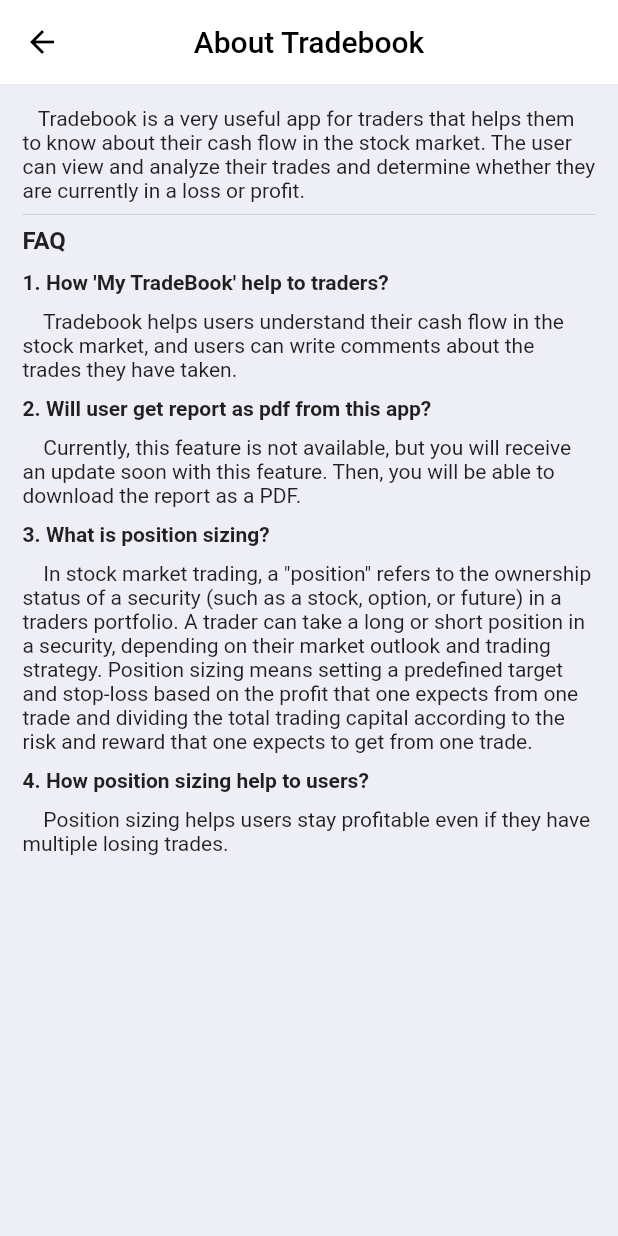
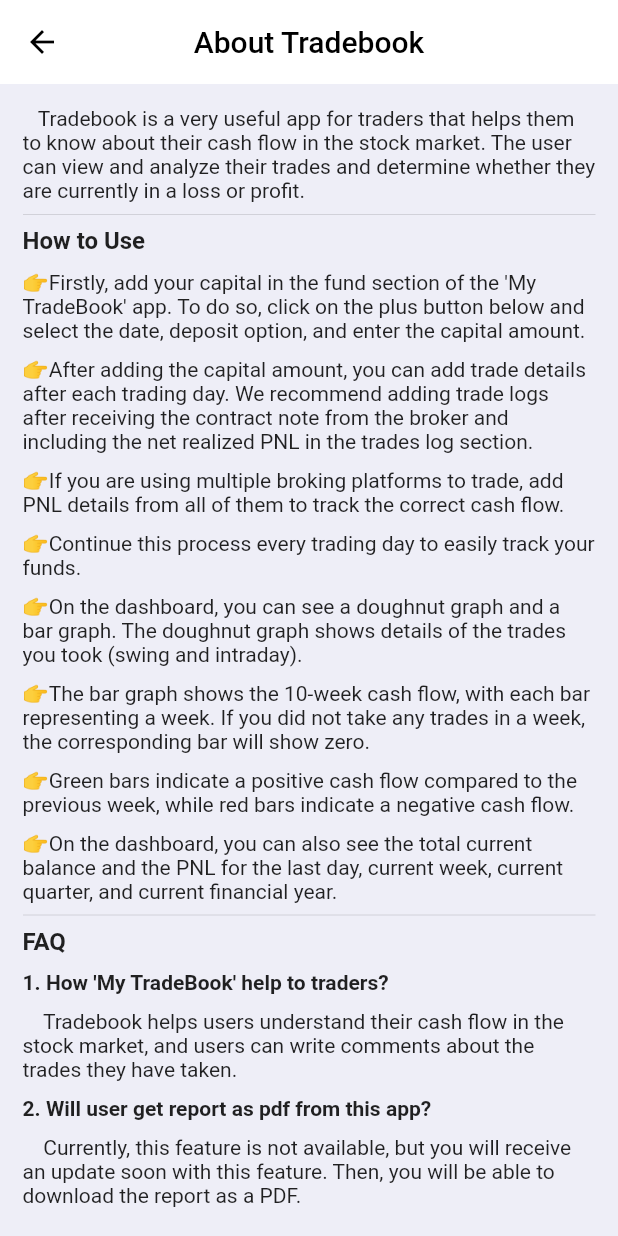
Before and after one commit to Vineeth-Kolichal/trading-edge-dev, a Flutter app: the PageAboutTradeBokk screen opened directly, on a phone screen of 412 x 824 dp. Run offline on Flutter 3.47's test engine with Material 2 defaults, Android fonts, the phone set to English and light mode, and no system bars; our stand-ins replace animated_splash_screen, auto_size_text, cloud_firestore, connectivity_plus, firebase_auth, firebase_core and 15 more; missing offline and left inert: d_chart, flutter_gif; accounts and stored records are empty.

```diff
--- a/lib/drawer_pages/page_about_tradebook.dart
+++ b/lib/drawer_pages/page_about_tradebook.dart
@@ -17,6 +17,43 @@
             children: [
               const Text(
                   '\t\t\tTradebook is a very useful app for traders that helps them to know about their cash flow in the stock market. The user can view and analyze their trades and determine whether they are currently in a loss or profit.'),
+              const Divider(),
+              const Text(
+                'How to Use ',
+                style: TextStyle(fontWeight: FontWeight.w700, fontSize: 16),
+              ),
+              sizedBoxTen,
+              const Text(
+                "👉Firstly, add your capital in the fund section of the 'My TradeBook' app. To do so, click on the plus button below and select the date, deposit option, and enter the capital amount.",
+              ),
+              sizedBoxTen,
+              const Text(
+                "👉After adding the capital amount, you can add trade details after each trading day. We recommend adding trade logs after receiving the contract note from the broker and including the net realized PNL in the trades log section.",
+              ),
+              sizedBoxTen,
+              const Text(
+                "👉If you are using multiple broking platforms to trade, add PNL details from all of them to track the correct cash flow.",
+              ),
+              sizedBoxTen,
+              const Text(
+                "👉Continue this process every trading day to easily track your funds.",
+              ),
+              sizedBoxTen,
+              const Text(
+                "👉On the dashboard, you can see a doughnut graph and a bar graph. The doughnut graph shows details of the trades you took (swing and intraday).",
+              ),
+              sizedBoxTen,
+              const Text(
+                "👉The bar graph shows the 10-week cash flow, with each bar representing a week. If you did not take any trades in a week, the corresponding bar will show zero.",
+              ),
+              sizedBoxTen,
+              const Text(
+                "👉Green bars indicate a positive cash flow compared to the previous week, while red bars indicate a negative cash flow.",
+              ),
+              sizedBoxTen,
+              const Text(
+                "👉On the dashboard, you can also see the total current balance and the PNL for the last day, current week, current quarter, and current financial year.",
+              ),
               const Divider(),
               const Text(
                 'FAQ',
--- a/lib/screens/home/pages/page_add_update_trade_logs.dart
+++ b/lib/screens/home/pages/page_add_update_trade_logs.dart
@@ -86,7 +86,17 @@
                 child: Column(
                   crossAxisAlignment: CrossAxisAlignment.start,
                   children: [
-                    GestureDetector(
+                    SizedBox(
+                      width: MediaQuery.of(context).size.width * 0.915,
+                      child: TextFormField(
+                        validator: (value) {
+                          if (value == null || value.isEmpty) {
+                            return 'Fill details';
+                          }
+                          return null;
+                        },
+                        keyboardType: TextInputType.none,
+                        enabled: true,
                         onTap: () async {
                           final DateTime? picked = await showDatePicker(
                             context: context,
@@ -96,25 +106,14 @@
                             lastDate: DateTime.now(),
                           );
                           if (picked != null) {
-                          final formatter = DateFormat.yMMMEd().format(picked);
+                            final formatter =
+                                DateFormat.yMMMEd().format(picked);
                             setState(() {
                               _selectedDate = picked;
                               dateController.text = formatter;
                             });
                           }
                         },
-                      child: SizedBox(
-                        width: MediaQuery.of(context).size.width * 0.915,
-                        child: TextFormField(
-                          validator: (value) {
-                            if (value == null || value.isEmpty) {
-                              return 'Fill details';
-                            }
-                            return null;
-                          },
-                          cursorColor: whiteColor,
-                          enabled: false,
-                          onTap: () async {},
                         controller: dateController,
                         decoration: InputDecoration(
                           disabledBorder: OutlineInputBorder(
@@ -131,7 +130,6 @@
                           ),
                           border: OutlineInputBorder(
                             borderRadius: BorderRadius.circular(10),
-                            ),
                           ),
                         ),
                       ),
```
Lines whose indentation alone changed are shown as unchanged.
